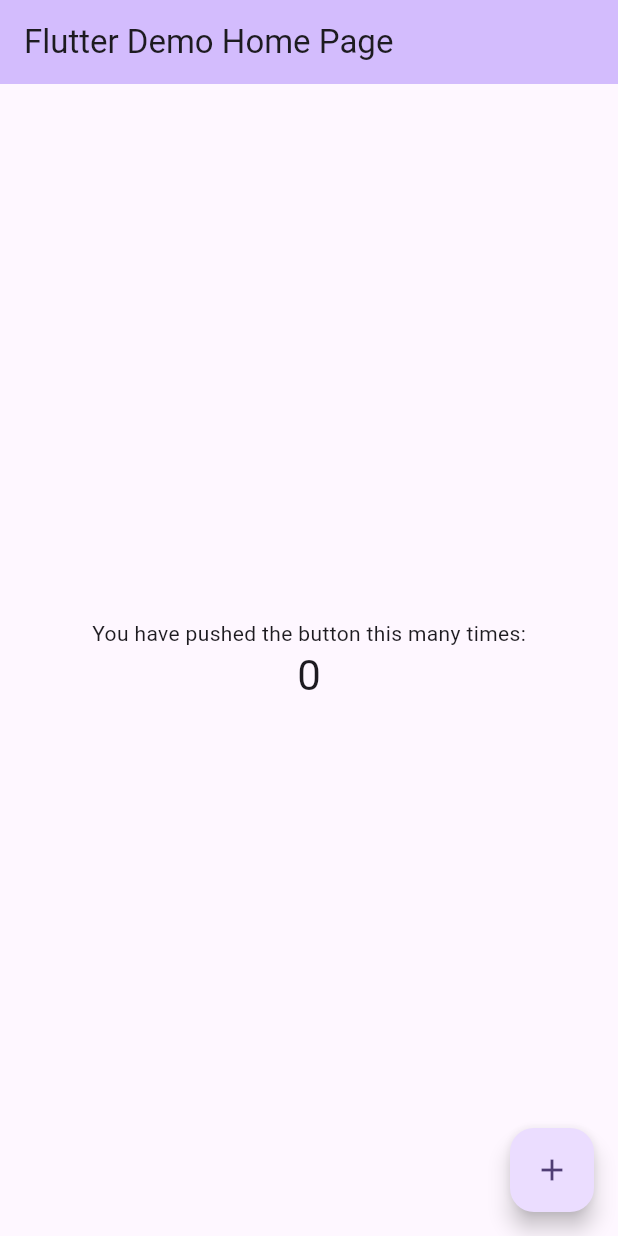
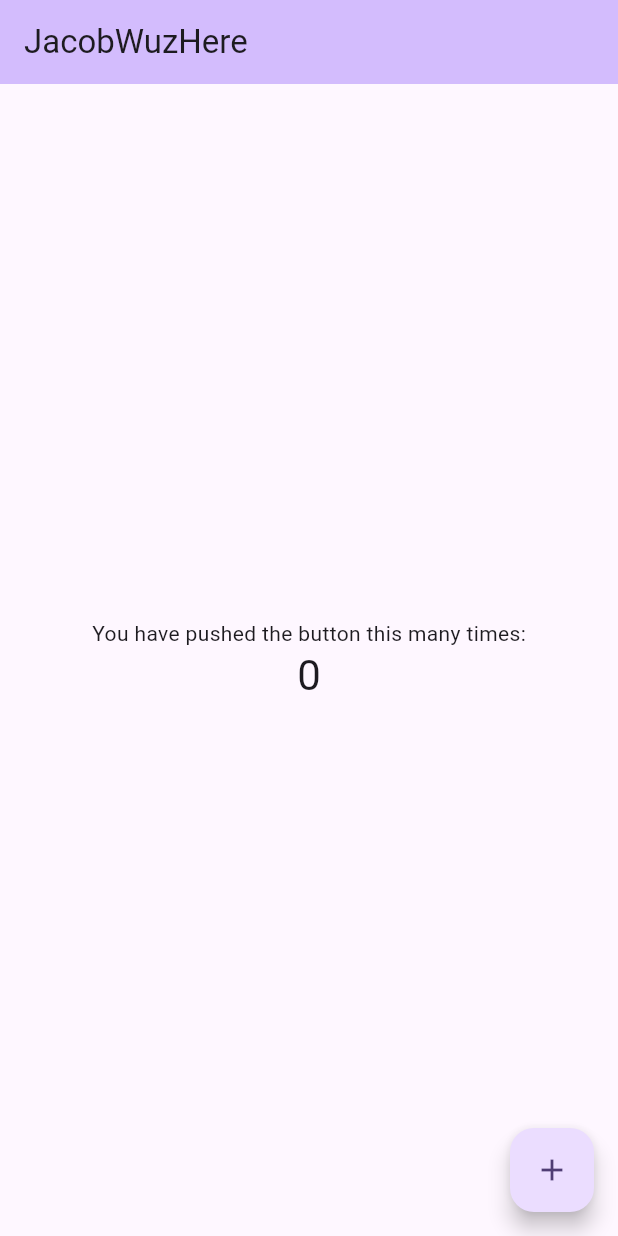
Before and after one commit to JaredArrowood/group-app-repo, a Flutter app: the screen it shows after launch, on a phone screen of 412 x 824 dp. Run offline on Flutter 3.47's test engine with Material 3 defaults, Android fonts, the phone set to English and light mode, and no system bars.

Commit message:
Changed Tab Name

```diff
--- a/lib/main.dart
+++ b/lib/main.dart
@@ -31,7 +31,7 @@ class MyApp extends StatelessWidget {
         colorScheme: ColorScheme.fromSeed(seedColor: Colors.deepPurple),
         useMaterial3: true,
       ),
-      home: const MyHomePage(title: 'Flutter Demo Home Page'),
+      home: const MyHomePage(title: 'JacobWuzHere'),
     );
   }
 }
```
